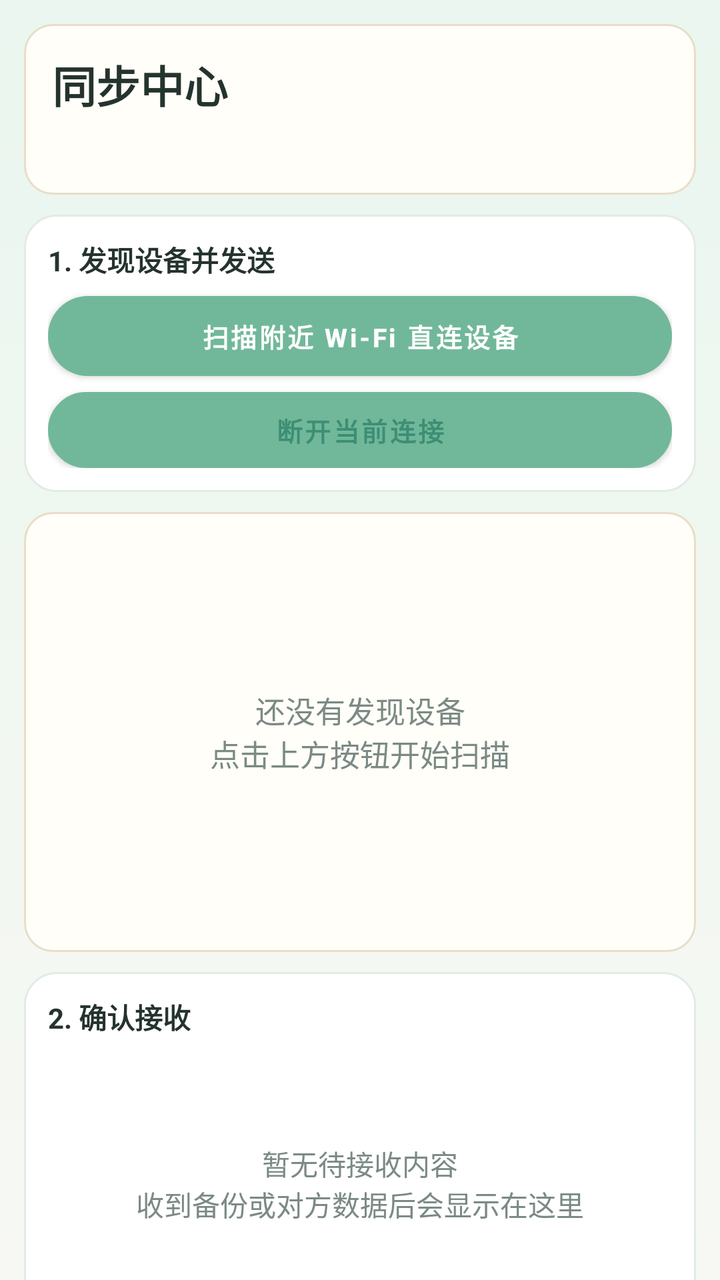
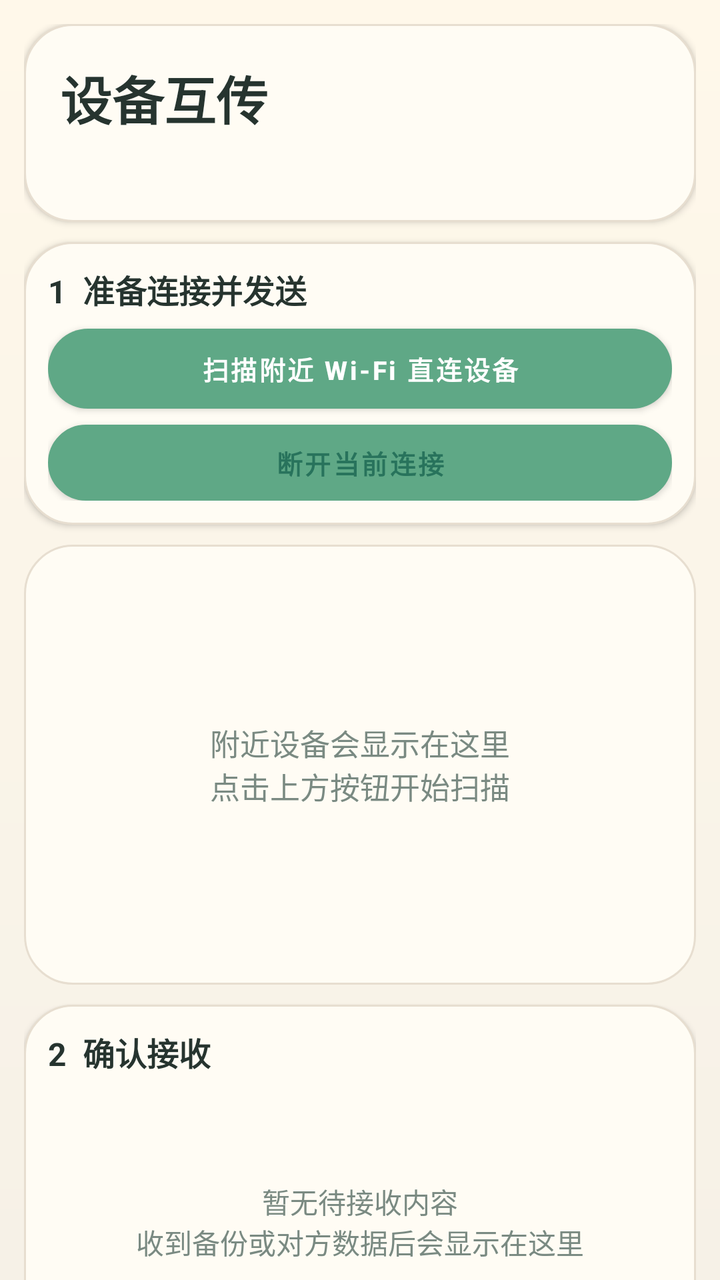

Two renders of the same Android screen: before a commit and after it. Below are the layout's source before the change and the commit's diff.
<!-- AndroidManifest.xml: application theme Theme.RainNote -->
<!-- res/layout/fragment_reflow.xml -->
<?xml version="1.0" encoding="utf-8"?>
<androidx.core.widget.NestedScrollView xmlns:android="http://schemas.android.com/apk/res/android"
    xmlns:tools="http://schemas.android.com/tools"
    android:layout_width="match_parent"
    android:layout_height="match_parent"
    android:fillViewport="true"
    android:background="@drawable/bg_rainnote_root"
    tools:context=".ui.reflow.ReflowFragment">

    <LinearLayout
        android:layout_width="match_parent"
        android:layout_height="wrap_content"
        android:orientation="vertical"
        android:padding="12dp">

        <LinearLayout
            android:layout_width="match_parent"
            android:layout_height="wrap_content"
            android:background="@drawable/bg_paper"
            android:orientation="vertical"
            android:padding="14dp">

        <TextView
            android:layout_width="match_parent"
            android:layout_height="wrap_content"
            android:text="同步中心"
            android:textColor="@color/rn_text"
            android:textSize="22sp"
            android:textStyle="bold" />

        <TextView
            android:id="@+id/text_reflow"
            android:layout_width="match_parent"
            android:layout_height="wrap_content"
            android:layout_marginTop="6dp"
            android:maxLines="6"
            android:textColor="@color/rn_text_muted"
            android:textSize="14sp" />
    </LinearLayout>

    <LinearLayout
        android:layout_width="match_parent"
        android:layout_height="wrap_content"
        android:layout_marginTop="10dp"
        android:background="@drawable/bg_card"
        android:orientation="vertical"
        android:padding="12dp">

        <TextView
            android:layout_width="match_parent"
            android:layout_height="wrap_content"
            android:text="1. 发现设备并发送"
            android:textColor="@color/rn_text"
            android:textStyle="bold" />

        <Button
            android:id="@+id/button_discover_wifi"
            style="@style/RainNoteButtonPrimary"
            android:layout_width="match_parent"
            android:layout_height="40dp"
            android:layout_marginTop="8dp"
            android:text="扫描附近 Wi‑Fi 直连设备" />

        <Button
            android:id="@+id/button_disconnect_wifi"
            style="@style/RainNoteButtonSoft"
            android:layout_width="match_parent"
            android:layout_height="38dp"
            android:layout_marginTop="8dp"
            android:text="断开当前连接" />
    </LinearLayout>

    <FrameLayout
        android:layout_width="match_parent"
        android:layout_height="220dp"
        android:layout_marginTop="10dp"
        android:background="@drawable/bg_paper"
        android:padding="10dp">

        <androidx.recyclerview.widget.RecyclerView
            android:id="@+id/recyclerview_wifi_peers"
            android:layout_width="match_parent"
            android:layout_height="match_parent"
            android:nestedScrollingEnabled="true"
            android:overScrollMode="ifContentScrolls" />

        <TextView
            android:id="@+id/text_peer_empty"
            android:layout_width="match_parent"
            android:layout_height="match_parent"
            android:gravity="center"
            android:padding="16dp"
            android:text="还没有发现设备\n点击上方按钮开始扫描"
            android:textColor="@color/rn_text_muted"
            android:textSize="15sp" />
    </FrameLayout>

    <LinearLayout
        android:layout_width="match_parent"
        android:layout_height="wrap_content"
        android:layout_marginTop="10dp"
        android:background="@drawable/bg_card"
        android:orientation="vertical"
        android:padding="12dp">

        <TextView
            android:id="@+id/text_pending_title"
            android:layout_width="match_parent"
            android:layout_height="wrap_content"
            android:text="2. 确认接收"
            android:textColor="@color/rn_text"
            android:textStyle="bold" />

        <FrameLayout
            android:layout_width="match_parent"
            android:layout_height="130dp"
            android:layout_marginTop="8dp">

            <androidx.recyclerview.widget.RecyclerView
                android:id="@+id/recyclerview_pending_notes"
                android:layout_width="match_parent"
                android:layout_height="match_parent"
                android:nestedScrollingEnabled="true"
                android:overScrollMode="ifContentScrolls" />

            <TextView
                android:id="@+id/text_pending_empty"
                android:layout_width="match_parent"
                android:layout_height="match_parent"
                android:gravity="center"
                android:text="暂无待接收内容\n收到备份或对方数据后会显示在这里"
                android:textColor="@color/rn_text_muted" />
        </FrameLayout>

        <LinearLayout
            android:layout_width="match_parent"
            android:layout_height="wrap_content"
            android:layout_marginTop="8dp"
            android:orientation="horizontal">

            <Button
                android:id="@+id/button_select_all_pending"
                style="@style/RainNoteButtonSoft"
                android:layout_width="0dp"
                android:layout_height="36dp"
                android:layout_weight="1"
                android:text="全选" />

            <Button
                android:id="@+id/button_clear_pending"
                style="@style/RainNoteButtonSoft"
                android:layout_width="0dp"
                android:layout_height="36dp"
                android:layout_marginStart="8dp"
                android:layout_weight="1"
                android:text="清空选择" />
        </LinearLayout>

        <Button
            android:id="@+id/button_accept_pending"
            style="@style/RainNoteButtonPrimary"
            android:layout_width="match_parent"
            android:layout_height="40dp"
            android:layout_marginTop="8dp"
            android:text="接收选中的卡片集" />
    </LinearLayout>

    <LinearLayout
        android:layout_width="match_parent"
        android:layout_height="wrap_content"
        android:layout_marginTop="10dp"
        android:orientation="horizontal">

        <Button
            android:id="@+id/button_export_backup"
            style="@style/RainNoteButtonSoft"
            android:layout_width="0dp"
            android:layout_height="38dp"
            android:layout_weight="1"
            android:text="导出备份" />

        <Button
            android:id="@+id/button_import_backup"
            style="@style/RainNoteButtonSoft"
            android:layout_width="0dp"
            android:layout_height="38dp"
            android:layout_marginStart="8dp"
            android:layout_weight="1"
            android:text="导入备份" />
    </LinearLayout>
</LinearLayout>
</androidx.core.widget.NestedScrollView>
<!-- resources referenced by this layout -->
<resources>
  <color name="rn_text">#FF25332E</color>
  <color name="rn_text_muted">#FF7B8A84</color>
  <!-- drawable bg_card (drawable) -->
  <?xml version="1.0" encoding="utf-8"?>
  <shape xmlns:android="http://schemas.android.com/apk/res/android">
      <solid android:color="@color/rn_surface" />
      <corners android:radius="16dp" />
      <stroke
          android:width="1dp"
          android:color="@color/rn_line" />
  </shape>
  <!-- drawable bg_paper (drawable) -->
  <?xml version="1.0" encoding="utf-8"?>
  <shape xmlns:android="http://schemas.android.com/apk/res/android">
      <solid android:color="#FFFFFEF8" />
      <corners android:radius="14dp" />
      <stroke
          android:width="1dp"
          android:color="#FFE8DDC8" />
  </shape>
  <!-- drawable bg_rainnote_root (drawable) -->
  <?xml version="1.0" encoding="utf-8"?>
  <shape xmlns:android="http://schemas.android.com/apk/res/android">
      <gradient
          android:angle="270"
          android:endColor="#FFF7F8F3"
          android:startColor="#FFEAF6EF" />
  </shape>
  <style name="RainNoteButtonPrimary" parent="RainNoteButtonBase">
          <item name="android:background">@drawable/bg_button_primary</item>
          <item name="android:textColor">@color/white</item>
      </style>
  <style name="RainNoteButtonSoft" parent="RainNoteButtonBase">
          <item name="android:background">@drawable/bg_button_soft</item>
          <item name="android:textColor">@color/rn_primary_dark</item>
      </style>
  <style name="Theme.RainNote" parent="Theme.MaterialComponents.DayNight.DarkActionBar">
          
          <item name="colorPrimary">@color/rn_primary</item>
          <item name="colorPrimaryVariant">@color/rn_primary_dark</item>
          <item name="colorOnPrimary">@color/white</item>
          
          <item name="colorSecondary">@color/rn_primary</item>
          <item name="colorSecondaryVariant">@color/rn_primary_dark</item>
          <item name="colorOnSecondary">@color/white</item>
          
          <item name="android:statusBarColor">@color/rn_bg</item>
          <item name="android:navigationBarColor">@color/rn_bg</item>
          <item name="android:windowLightStatusBar" tools:targetApi="m">true</item>
          
      </style>
  <color name="rn_surface">#FFFFFFFF</color>
  <color name="rn_line">#FFE2EBE4</color>
  <style name="RainNoteButtonBase">
          <item name="android:backgroundTint">@null</item>
          <item name="android:includeFontPadding">true</item>
          <item name="android:minWidth">0dp</item>
          <item name="android:minHeight">0dp</item>
          <item name="android:gravity">center</item>
          <item name="android:textAllCaps">false</item>
          <item name="android:textStyle">bold</item>
          <item name="android:textSize">13sp</item>
          <item name="android:paddingTop">0dp</item>
          <item name="android:paddingBottom">0dp</item>
      </style>
  <!-- drawable bg_button_primary (drawable) -->
  <?xml version="1.0" encoding="utf-8"?>
  <shape xmlns:android="http://schemas.android.com/apk/res/android">
      <solid android:color="@color/rn_primary" />
      <corners android:radius="999dp" />
  </shape>
  <color name="white">#FFFFFFFF</color>
  <!-- drawable bg_button_soft (drawable) -->
  <?xml version="1.0" encoding="utf-8"?>
  <shape xmlns:android="http://schemas.android.com/apk/res/android">
      <solid android:color="@color/rn_surface_soft" />
      <corners android:radius="999dp" />
      <stroke
          android:width="1dp"
          android:color="@color/rn_line" />
  </shape>
  <color name="rn_primary_dark">#FF3D8E75</color>
  <color name="rn_primary">#FF71B89A</color>
  <color name="rn_bg">#FFF7F8F3</color>
  <color name="rn_surface_soft">#FFF0F7EF</color>
</resources>

<!-- the commit's change to res/layout/fragment_reflow.xml (unified diff, before → after) -->
@@ -18,14 +18,15 @@
             android:layout_height="wrap_content"
             android:background="@drawable/bg_paper"
             android:orientation="vertical"
-            android:padding="14dp">
+            android:elevation="2dp"
+            android:padding="18dp">
 
         <TextView
             android:layout_width="match_parent"
             android:layout_height="wrap_content"
-            android:text="同步中心"
+            android:text="设备互传"
             android:textColor="@color/rn_text"
-            android:textSize="22sp"
+            android:textSize="26sp"
             android:textStyle="bold" />
 
         <TextView
@@ -35,6 +36,7 @@
             android:layout_marginTop="6dp"
             android:maxLines="6"
             android:textColor="@color/rn_text_muted"
+            android:lineSpacingExtra="2dp"
             android:textSize="14sp" />
     </LinearLayout>
 
@@ -42,15 +44,17 @@
         android:layout_width="match_parent"
         android:layout_height="wrap_content"
         android:layout_marginTop="10dp"
-        android:background="@drawable/bg_card"
+        android:background="@drawable/bg_paper"
+        android:elevation="2dp"
         android:orientation="vertical"
         android:padding="12dp">
 
         <TextView
             android:layout_width="match_parent"
             android:layout_height="wrap_content"
-            android:text="1. 发现设备并发送"
+            android:text="1  准备连接并发送"
             android:textColor="@color/rn_text"
+            android:textSize="16sp"
             android:textStyle="bold" />
 
         <Button
@@ -90,7 +94,7 @@
             android:layout_height="match_parent"
             android:gravity="center"
             android:padding="16dp"
-            android:text="还没有发现设备\n点击上方按钮开始扫描"
+            android:text="附近设备会显示在这里\n点击上方按钮开始扫描"
             android:textColor="@color/rn_text_muted"
             android:textSize="15sp" />
     </FrameLayout>
@@ -99,7 +103,8 @@
         android:layout_width="match_parent"
         android:layout_height="wrap_content"
         android:layout_marginTop="10dp"
-        android:background="@drawable/bg_card"
+        android:background="@drawable/bg_paper"
+        android:elevation="2dp"
         android:orientation="vertical"
         android:padding="12dp">
 
@@ -107,8 +112,9 @@
             android:id="@+id/text_pending_title"
             android:layout_width="match_parent"
             android:layout_height="wrap_content"
-            android:text="2. 确认接收"
+            android:text="2  确认接收"
             android:textColor="@color/rn_text"
+            android:textSize="16sp"
             android:textStyle="bold" />
 
         <FrameLayout
<!-- resource entries referenced after the edit -->
@@ -1,32 +1,23 @@
 <!-- resources referenced by this layout -->
 <resources>
-  <color name="rn_text">#FF25332E</color>
-  <color name="rn_text_muted">#FF7B8A84</color>
-  <!-- drawable bg_card (drawable) -->
+  <color name="rn_text">#FF26342F</color>
+  <color name="rn_text_muted">#FF7A8A82</color>
+  <!-- drawable bg_paper (drawable) -->
   <?xml version="1.0" encoding="utf-8"?>
   <shape xmlns:android="http://schemas.android.com/apk/res/android">
-      <solid android:color="@color/rn_surface" />
-      <corners android:radius="16dp" />
+      <solid android:color="#FFFFFCF4" />
+      <corners android:radius="24dp" />
       <stroke
           android:width="1dp"
           android:color="@color/rn_line" />
-  </shape>
-  <!-- drawable bg_paper (drawable) -->
-  <?xml version="1.0" encoding="utf-8"?>
-  <shape xmlns:android="http://schemas.android.com/apk/res/android">
-      <solid android:color="#FFFFFEF8" />
-      <corners android:radius="14dp" />
-      <stroke
-          android:width="1dp"
-          android:color="#FFE8DDC8" />
   </shape>
   <!-- drawable bg_rainnote_root (drawable) -->
   <?xml version="1.0" encoding="utf-8"?>
   <shape xmlns:android="http://schemas.android.com/apk/res/android">
       <gradient
           android:angle="270"
-          android:endColor="#FFF7F8F3"
-          android:startColor="#FFEAF6EF" />
+          android:endColor="#FFF6F1E7"
+          android:startColor="#FFFFF8EA" />
   </shape>
   <style name="RainNoteButtonPrimary" parent="RainNoteButtonBase">
           <item name="android:background">@drawable/bg_button_primary</item>
@@ -51,8 +42,7 @@
           <item name="android:windowLightStatusBar" tools:targetApi="m">true</item>
           
       </style>
-  <color name="rn_surface">#FFFFFFFF</color>
-  <color name="rn_line">#FFE2EBE4</color>
+  <color name="rn_line">#FFE7DED0</color>
   <style name="RainNoteButtonBase">
           <item name="android:backgroundTint">@null</item>
           <item name="android:includeFontPadding">true</item>
@@ -68,22 +58,24 @@
   <!-- drawable bg_button_primary (drawable) -->
   <?xml version="1.0" encoding="utf-8"?>
   <shape xmlns:android="http://schemas.android.com/apk/res/android">
-      <solid android:color="@color/rn_primary" />
+      <gradient
+          android:angle="0"
+          android:startColor="@color/rn_primary"
+          android:endColor="@color/rn_primary_dark" />
       <corners android:radius="999dp" />
   </shape>
   <color name="white">#FFFFFFFF</color>
   <!-- drawable bg_button_soft (drawable) -->
   <?xml version="1.0" encoding="utf-8"?>
   <shape xmlns:android="http://schemas.android.com/apk/res/android">
-      <solid android:color="@color/rn_surface_soft" />
+      <solid android:color="#FFFFF6E7" />
       <corners android:radius="999dp" />
       <stroke
           android:width="1dp"
-          android:color="@color/rn_line" />
+          android:color="#FFE4CFAD" />
   </shape>
-  <color name="rn_primary_dark">#FF3D8E75</color>
-  <color name="rn_primary">#FF71B89A</color>
-  <color name="rn_bg">#FFF7F8F3</color>
-  <color name="rn_surface_soft">#FFF0F7EF</color>
+  <color name="rn_primary_dark">#FF28735C</color>
+  <color name="rn_primary">#FF5FA886</color>
+  <color name="rn_bg">#FFF6F1E7</color>
 </resources>
 
